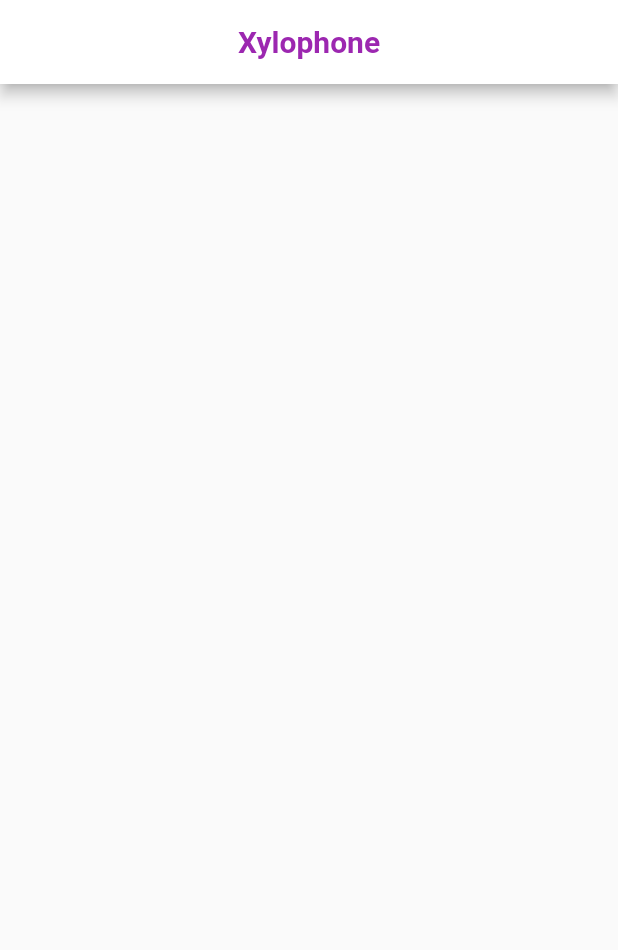
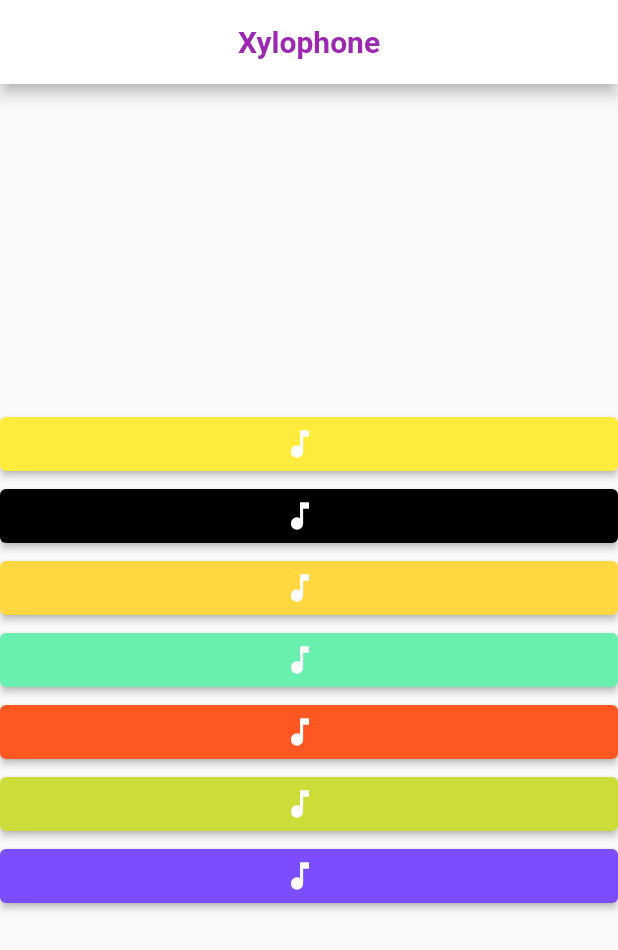
Before and after one commit to VishnuPuklath/Xylophone-Flutter, a Flutter app: the screen it shows after launch, on a phone screen of 412 x 824 dp. Shown: the top 950 px of the screen. Run offline on Flutter 3.47's test engine with Material 2 defaults, Android fonts, the light colour scheme and no system bars; our stand-ins replace audioplayers.

Commit message:
notes and layout added

```diff
--- a/lib/homepage.dart
+++ b/lib/homepage.dart
@@ -1,4 +1,5 @@
 import 'package:flutter/material.dart';
+import 'package:audioplayers/audioplayers.dart';
 
 class HomePage extends StatefulWidget {
   const HomePage({Key? key}) : super(key: key);
@@ -11,13 +12,42 @@ class _HomePageState extends State<HomePage> {
   @override
   Widget build(BuildContext context) {
     return Scaffold(
-      appBar: AppBar(centerTitle: true,
+      appBar: AppBar(
+        centerTitle: true,
         backgroundColor: Colors.white,
-        title: Text(
+        title: const Text(
           'Xylophone',
           style: TextStyle(color: Colors.purple, fontWeight: FontWeight.bold),
         ),
       ),
+      body: Column(
+          mainAxisAlignment: MainAxisAlignment.center,
+          crossAxisAlignment: CrossAxisAlignment.stretch,
+          children: [
+            button(Colors.yellow, 1),
+            button(Colors.black, 2),
+            button(Colors.amberAccent, 3),
+            button(Colors. greenAccent, 4),
+            button(Colors.deepOrange, 5),
+            button(Colors.lime, 6),
+            button(Colors.deepPurpleAccent, 7),
+          ]),
+    );
+  }
+
+  void playMusic(int notesNumber) {
+    final player = AudioCache();
+    player.play('note$notesNumber.wav');
+  }
+
+  Widget button(Color color, int number) {
+    return ElevatedButton.icon(
+      style: ElevatedButton.styleFrom(primary: color),
+      onPressed: () {
+        playMusic(1);
+      },
+      icon: Icon(Icons.music_note),
+      label: Text(''),
     );
   }
 }
```
Also changed, not shown: pubspec.yaml (+5 -4 lines), pubspec.lock, 8 other files.
